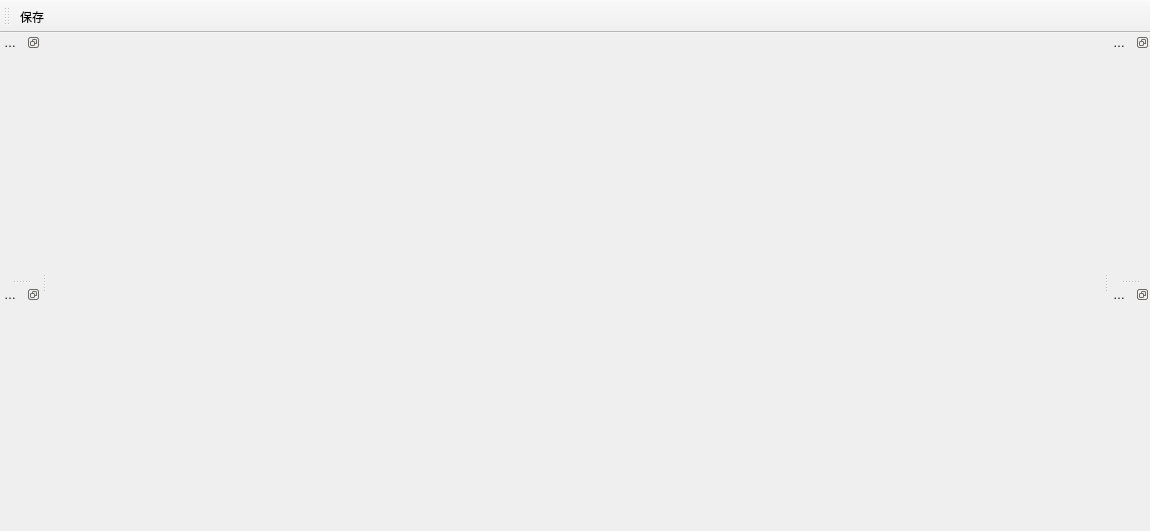
xuqingxiangstu/platform, file eq/mainwindow.ui: the form before one commit.
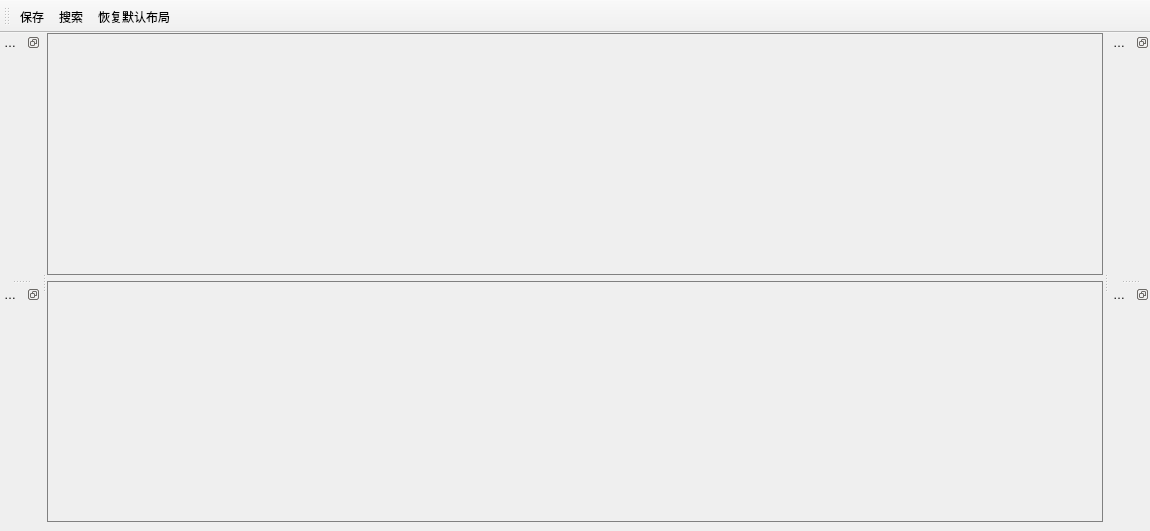
The form after the commit. Icons and pictures are not drawn.

Commit message:
搜索功能
显示表号编码
默认布局
搜素功能

What changed in the file:
```diff
--- a/eq/mainwindow.ui
+++ b/eq/mainwindow.ui
@@ -14,7 +14,7 @@
    <string>MainWindow</string>
   </property>
   <widget class="QWidget" name="centralWidget">
-   <layout class="QHBoxLayout" name="horizontalLayout">
+   <layout class="QHBoxLayout" name="horizontalLayout_4">
     <property name="leftMargin">
      <number>0</number>
     </property>
@@ -25,12 +25,50 @@
      <number>0</number>
     </property>
     <property name="bottomMargin">
-     <number>0</number>
+     <number>9</number>
     </property>
     <item>
-     <layout class="QHBoxLayout" name="flowTreeHorizontalLayout">
+     <layout class="QVBoxLayout" name="verticalLayout" stretch="1,1">
       <item>
-       <widget class="QStackedWidget" name="stackedWidget"/>
+       <widget class="QStackedWidget" name="stackedWidget">
+        <property name="styleSheet">
+         <string notr="true">QWidget#stackedWidget{
+border: 1px solid gray;
+}</string>
+        </property>
+       </widget>
+      </item>
+      <item>
+       <widget class="QFrame" name="frame">
+        <property name="styleSheet">
+         <string notr="true">QFrame#frame {
+border: 1px solid gray;
+}</string>
+        </property>
+        <property name="frameShape">
+         <enum>QFrame::StyledPanel</enum>
+        </property>
+        <property name="frameShadow">
+         <enum>QFrame::Raised</enum>
+        </property>
+        <layout class="QHBoxLayout" name="horizontalLayout_3">
+         <property name="leftMargin">
+          <number>0</number>
+         </property>
+         <property name="topMargin">
+          <number>0</number>
+         </property>
+         <property name="rightMargin">
+          <number>0</number>
+         </property>
+         <property name="bottomMargin">
+          <number>0</number>
+         </property>
+         <item>
+          <layout class="QHBoxLayout" name="horizontalLayout"/>
+         </item>
+        </layout>
+       </widget>
       </item>
      </layout>
     </item>
@@ -57,6 +95,8 @@
     <bool>false</bool>
    </attribute>
    <addaction name="actionSave"/>
+   <addaction name="actionSearch"/>
+   <addaction name="actionDefaultLayout"/>
   </widget>
   <widget class="QDockWidget" name="dockWidget">
    <property name="styleSheet">
@@ -261,6 +301,27 @@
     <string>新建</string>
    </property>
   </action>
+  <action name="actionDefaultLayout">
+   <property name="icon">
+    <iconset resource="qrc.qrc">
+     <normaloff>:/icon/Layout.png</normaloff>:/icon/Layout.png</iconset>
+   </property>
+   <property name="text">
+    <string>恢复默认布局</string>
+   </property>
+  </action>
+  <action name="actionSearch">
+   <property name="icon">
+    <iconset resource="qrc.qrc">
+     <normaloff>:/icon/Search_16px.png</normaloff>:/icon/Search_16px.png</iconset>
+   </property>
+   <property name="text">
+    <string>搜索</string>
+   </property>
+   <property name="shortcut">
+    <string>Ctrl+F</string>
+   </property>
+  </action>
  </widget>
  <layoutdefault spacing="6" margin="11"/>
  <resources>
```
Left out of the diff: 15 changed lines with no effect on the pictures. The commit also changes 104 other files.
